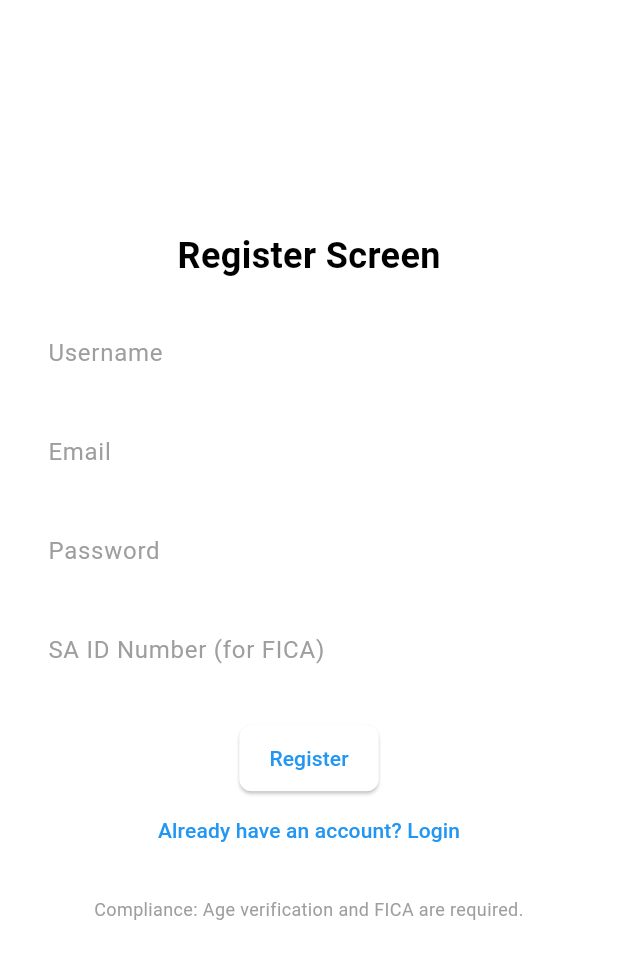
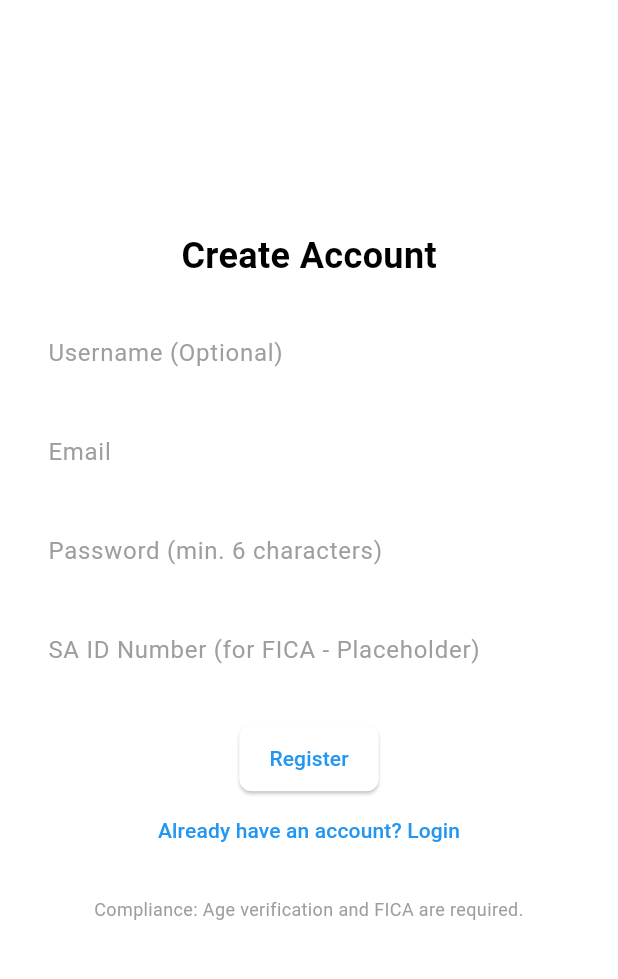
Before and after one commit to Liso15/Betwizz_App, a Flutter app: the RegisterScreen screen opened by its route, on a phone screen of 412 x 824 dp, the part 84-1063 px from its top. Run offline on Flutter 3.47's test engine with Material 3 defaults, Android fonts, the phone set to English and light mode, and no system bars; our stand-ins replace firebase_auth, flutter_riverpod; accounts and stored records are empty.

Commit message:
feat: Implement RegisterScreen logic with AuthNotifier
- Converted RegisterScreen to a ConsumerWidget.
- Integrated AuthNotifier to handle user registration (sign-up).
- Implemented UI updates based on auth state: displays loading indicator, shows error messages via SnackBar, and navigates to dashboard on successful registration.
- Added basic client-side validation for email and password fields.
- Included comments acknowledging that Username and SA ID fields are placeholders for future profile and FICA verification flows respectively.

```diff
--- a/lib/features/auth/screens/register_screen.dart
+++ b/lib/features/auth/screens/register_screen.dart
@@ -1,75 +1,124 @@
 import 'package:flutter/material.dart';
-// import 'package:betwizz_app/app.dart'; // For AppRoutes if needed for navigation back
+import 'package:flutter_riverpod/flutter_riverpod.dart';
+import 'package:betwizz_app/app.dart'; // For AppRoutes
+import 'package:betwizz_app/features/auth/notifiers/auth_notifier.dart';
+import 'package:betwizz_app/features/auth/models/auth_state.dart';
 
-class RegisterScreen extends StatelessWidget {
+class RegisterScreen extends ConsumerWidget {
   const RegisterScreen({super.key});
 
   @override
-  Widget build(BuildContext context) {
+  Widget build(BuildContext context, WidgetRef ref) {
+    final usernameController = TextEditingController();
+    final emailController = TextEditingController();
+    final passwordController = TextEditingController();
+    final saIdController = TextEditingController();
+
+    // Listen to auth state changes for navigation and error messages
+    ref.listen<AsyncValue<AuthState>>(authNotifierProvider, (_, state) {
+      state.whenData((authState) {
+        if (authState is Authenticated) {
+          // PRD implies FICA check might be next. For now, direct to dashboard.
+          // Actual flow might be: Register -> Prompt FICA -> Dashboard
+          Navigator.of(context).pushNamedAndRemoveUntil(AppRoutes.channelDashboard, (route) => false);
+          ScaffoldMessenger.of(context).showSnackBar(
+            SnackBar(content: Text('Registration successful! Welcome ${authState.user.displayName ?? authState.user.email}')),
+          );
+        } else if (authState is AuthError) {
+          ScaffoldMessenger.of(context).showSnackBar(
+            SnackBar(content: Text('Registration Error: ${authState.message}')),
+          );
+        }
+      });
+    });
+
+    final authStateAsync = ref.watch(authNotifierProvider);
+
     return Scaffold(
       appBar: AppBar(
         title: const Text('Betwizz - Register'),
       ),
       body: Center(
-        child: Padding(
+        child: SingleChildScrollView(
           padding: const EdgeInsets.all(16.0),
           child: Column(
             mainAxisAlignment: MainAxisAlignment.center,
             children: <Widget>[
               const Text(
-                'Register Screen',
+                'Create Account',
                 style: TextStyle(fontSize: 24, fontWeight: FontWeight.bold),
               ),
               const SizedBox(height: 20),
-              // Placeholder for username field
-              const TextField(
-                decoration: InputDecoration(
-                  labelText: 'Username',
+              TextField(
+                controller: usernameController,
+                decoration: const InputDecoration(
+                  labelText: 'Username (Optional)',
+                  // Note: Firebase Auth doesn't directly use username for email/password auth.
+                  // This would typically be saved to a user profile in Firestore.
                   border: OutlineInputBorder(),
                 ),
               ),
               const SizedBox(height: 10),
-              // Placeholder for email field
-              const TextField(
-                decoration: InputDecoration(
+              TextField(
+                controller: emailController,
+                decoration: const InputDecoration(
                   labelText: 'Email',
                   border: OutlineInputBorder(),
                 ),
                 keyboardType: TextInputType.emailAddress,
               ),
               const SizedBox(height: 10),
-              // Placeholder for password field
-              const TextField(
-                decoration: InputDecoration(
-                  labelText: 'Password',
+              TextField(
+                controller: passwordController,
+                decoration: const InputDecoration(
+                  labelText: 'Password (min. 6 characters)',
                   border: OutlineInputBorder(),
                 ),
                 obscureText: true,
               ),
               const SizedBox(height: 10),
-              // Placeholder for FICA Verification / SA ID Scan - PRD 5.1 & 6.1
-              const TextField(
-                decoration: InputDecoration(
-                  labelText: 'SA ID Number (for FICA)',
+              TextField(
+                controller: saIdController,
+                decoration: const InputDecoration(
+                  labelText: 'SA ID Number (for FICA - Placeholder)',
+                  // Note: This data needs to be handled by a separate FICA verification flow.
                   border: OutlineInputBorder(),
                 ),
               ),
               const SizedBox(height: 20),
+              if (authStateAsync.isLoading)
+                const CircularProgressIndicator()
+              else
                 ElevatedButton(
                   onPressed: () {
-                  // TODO: Implement registration logic
-                  // TODO: Implement FICA Verification Flow
-                  // After successful registration and verification, navigate to login or dashboard
-                  Navigator.pop(context); // Go back to login for now
+                    final email = emailController.text.trim();
+                    final password = passwordController.text.trim();
+                    // final String username = usernameController.text.trim(); // For profile
+                    // final String saId = saIdController.text.trim(); // For FICA flow
+
+                    if (email.isEmpty || password.isEmpty) {
                       ScaffoldMessenger.of(context).showSnackBar(
-                    const SnackBar(content: Text('Registration Logic (Not Implemented)')),
+                        const SnackBar(content: Text('Please enter email and password.')),
                       );
+                      return;
+                    }
+                    // Basic password validation (Firebase will also validate)
+                    if (password.length < 6) {
+                       ScaffoldMessenger.of(context).showSnackBar(
+                        const SnackBar(content: Text('Password must be at least 6 characters.')),
+                      );
+                      return;
+                    }
+
+                    ref.read(authNotifierProvider.notifier).signUpWithEmailAndPassword(email, password);
                   },
                   child: const Text('Register'),
                 ),
               TextButton(
-                onPressed: () {
+                onPressed: authStateAsync.isLoading ? null : () {
+                  if (Navigator.canPop(context)) {
                     Navigator.pop(context); // Go back to Login Screen
+                  }
                 },
                 child: const Text('Already have an account? Login'),
               ),
```
Lines whose indentation alone changed are shown as unchanged.
